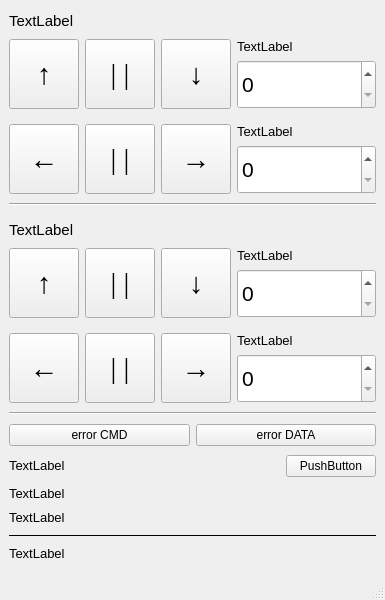
Above: mainwindow.ui from E4ever/PanTilt before the change. Below: the same form after it.
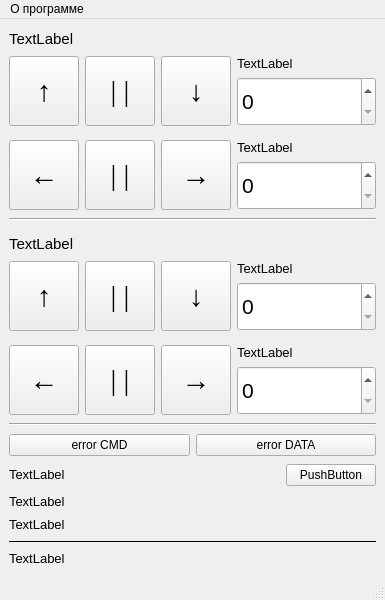
That is the form after the change.

Commit message: example how to use menu

Diff of the .ui file:
```diff
--- a/mainwindow.ui
+++ b/mainwindow.ui
@@ -782,6 +782,14 @@
      <height>22</height>
     </rect>
    </property>
+   <widget class="QMenu" name="menu">
+    <property name="title">
+     <string>О программе</string>
+    </property>
+    <addaction name="actionPanTilt"/>
+    <addaction name="action_help"/>
+   </widget>
+   <addaction name="menu"/>
   </widget>
   <widget class="QStatusBar" name="statusbar"/>
  </widget>
```
Left out of the diff: 13 changed lines with no effect on the pictures. The commit also changes 1 other file.
